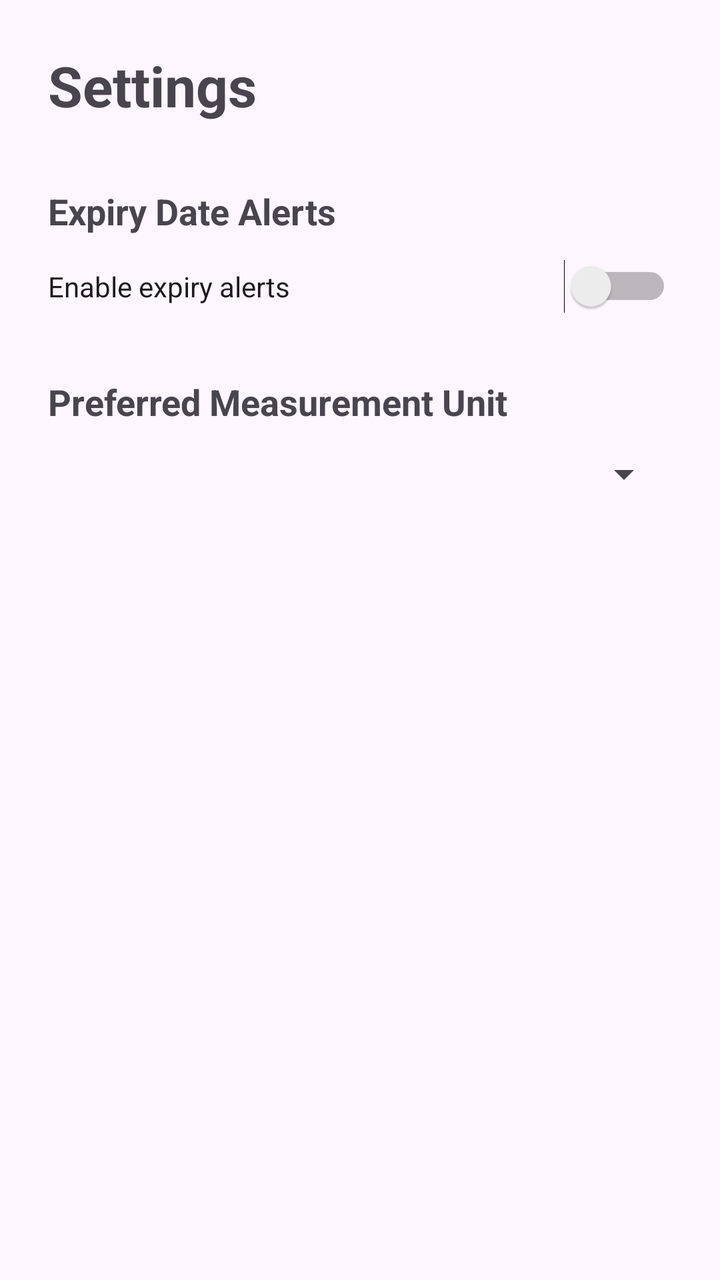
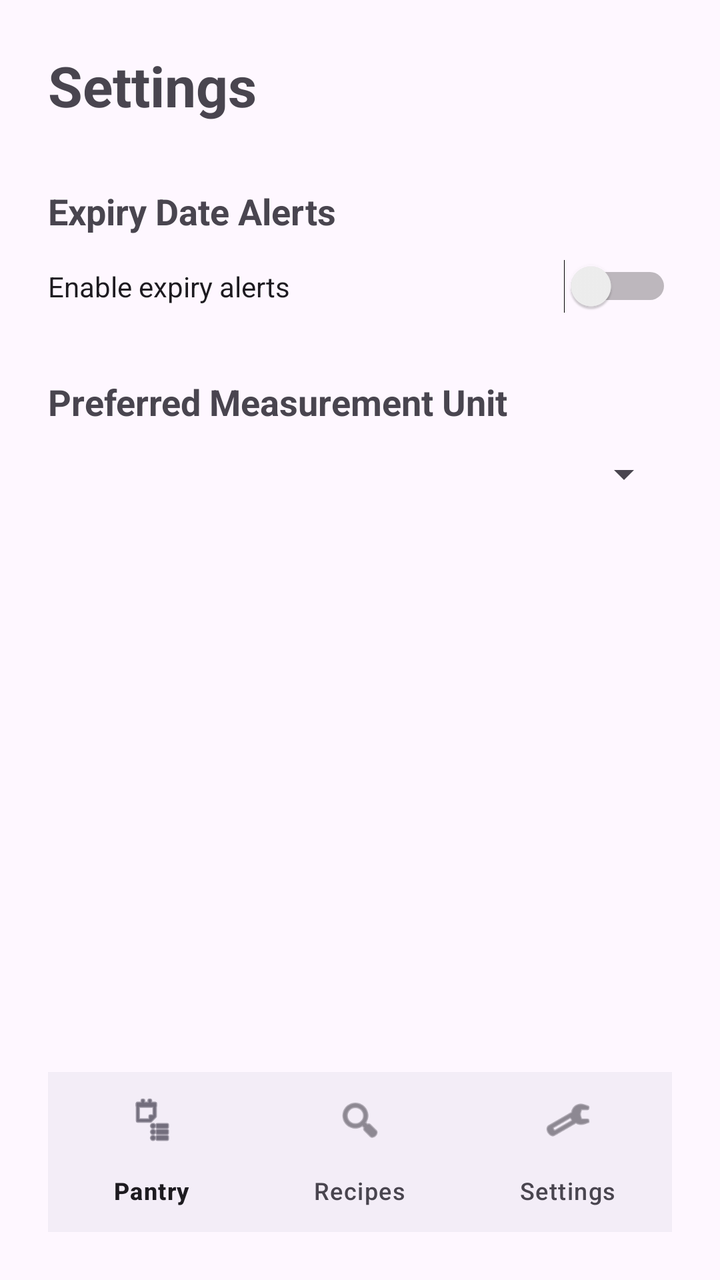

Two renders of the same Android screen: before a commit and after it. Below are the layout's source before the change and the commit's diff.
<!-- AndroidManifest.xml: application theme Theme.SmartPantryManager -->
<!-- res/layout/activity_settings.xml -->
<?xml version="1.0" encoding="utf-8"?>
<androidx.constraintlayout.widget.ConstraintLayout
    xmlns:android="http://schemas.android.com/apk/res/android"
    xmlns:app="http://schemas.android.com/apk/res-auto"
    xmlns:tools="http://schemas.android.com/tools"
    android:id="@+id/main"
    android:layout_width="match_parent"
    android:layout_height="match_parent"
    android:padding="24dp"
    tools:context=".SettingsActivity">

    <TextView
        android:id="@+id/textSettingsTitle"
        android:layout_width="0dp"
        android:layout_height="wrap_content"
        android:text="Settings"
        android:textSize="28sp"
        android:textStyle="bold"
        app:layout_constraintEnd_toEndOf="parent"
        app:layout_constraintStart_toStartOf="parent"
        app:layout_constraintTop_toTopOf="parent" />

    <TextView
        android:id="@+id/textExpiryAlertsLabel"
        android:layout_width="0dp"
        android:layout_height="wrap_content"
        android:layout_marginTop="32dp"
        android:text="Expiry Date Alerts"
        android:textSize="18sp"
        android:textStyle="bold"
        app:layout_constraintEnd_toEndOf="parent"
        app:layout_constraintStart_toStartOf="parent"
        app:layout_constraintTop_toBottomOf="@id/textSettingsTitle" />

    <Switch
        android:id="@+id/switchExpiryAlerts"
        android:layout_width="0dp"
        android:layout_height="wrap_content"
        android:layout_marginTop="12dp"
        android:text="Enable expiry alerts"
        app:layout_constraintEnd_toEndOf="parent"
        app:layout_constraintStart_toStartOf="parent"
        app:layout_constraintTop_toBottomOf="@id/textExpiryAlertsLabel" />

    <TextView
        android:id="@+id/textUnitPreferenceLabel"
        android:layout_width="0dp"
        android:layout_height="wrap_content"
        android:layout_marginTop="32dp"
        android:text="Preferred Measurement Unit"
        android:textSize="18sp"
        android:textStyle="bold"
        app:layout_constraintEnd_toEndOf="parent"
        app:layout_constraintStart_toStartOf="parent"
        app:layout_constraintTop_toBottomOf="@id/switchExpiryAlerts" />

    <Spinner
        android:id="@+id/spinnerUnitPreference"
        android:layout_width="0dp"
        android:layout_height="wrap_content"
        android:layout_marginTop="12dp"
        app:layout_constraintEnd_toEndOf="parent"
        app:layout_constraintStart_toStartOf="parent"
        app:layout_constraintTop_toBottomOf="@id/textUnitPreferenceLabel" />

</androidx.constraintlayout.widget.ConstraintLayout>
<!-- resources referenced by this layout -->
<resources>
  <style name="Theme.SmartPantryManager" parent="Base.Theme.SmartPantryManager" />
  <style name="Base.Theme.SmartPantryManager" parent="Theme.Material3.DayNight.NoActionBar">
          
          
      </style>
</resources>

<!-- the commit's change to res/layout/activity_settings.xml (unified diff, before → after) -->
@@ -63,4 +63,13 @@
         app:layout_constraintStart_toStartOf="parent"
         app:layout_constraintTop_toBottomOf="@id/textUnitPreferenceLabel" />
 
+    <com.google.android.material.bottomnavigation.BottomNavigationView
+        android:id="@+id/bottomNavigation"
+        android:layout_width="0dp"
+        android:layout_height="wrap_content"
+        app:menu="@menu/bottom_nav_menu"
+        app:layout_constraintBottom_toBottomOf="parent"
+        app:layout_constraintEnd_toEndOf="parent"
+        app:layout_constraintStart_toStartOf="parent" />
+
 </androidx.constraintlayout.widget.ConstraintLayout>
